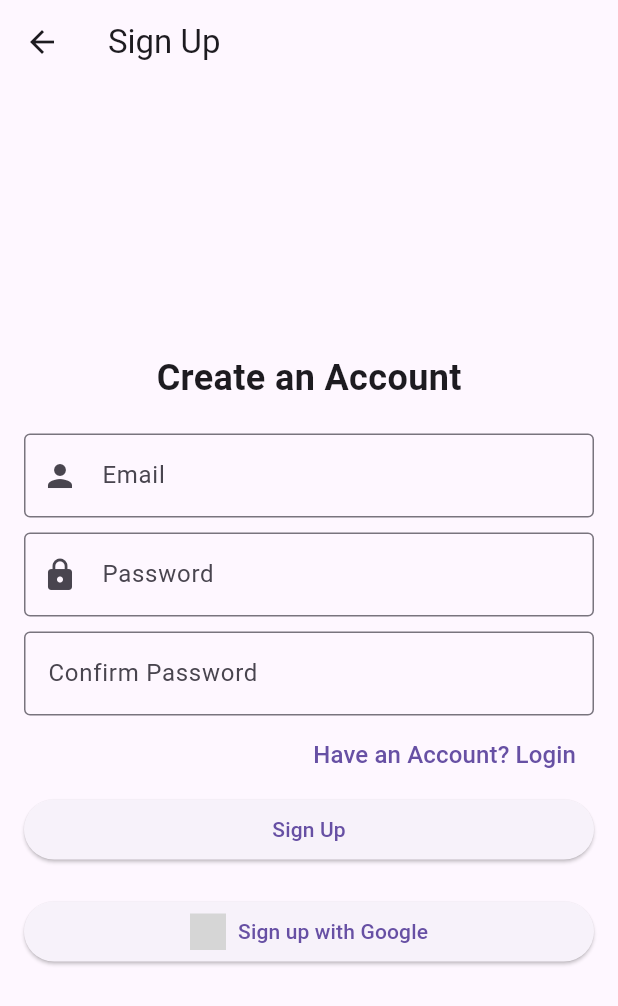
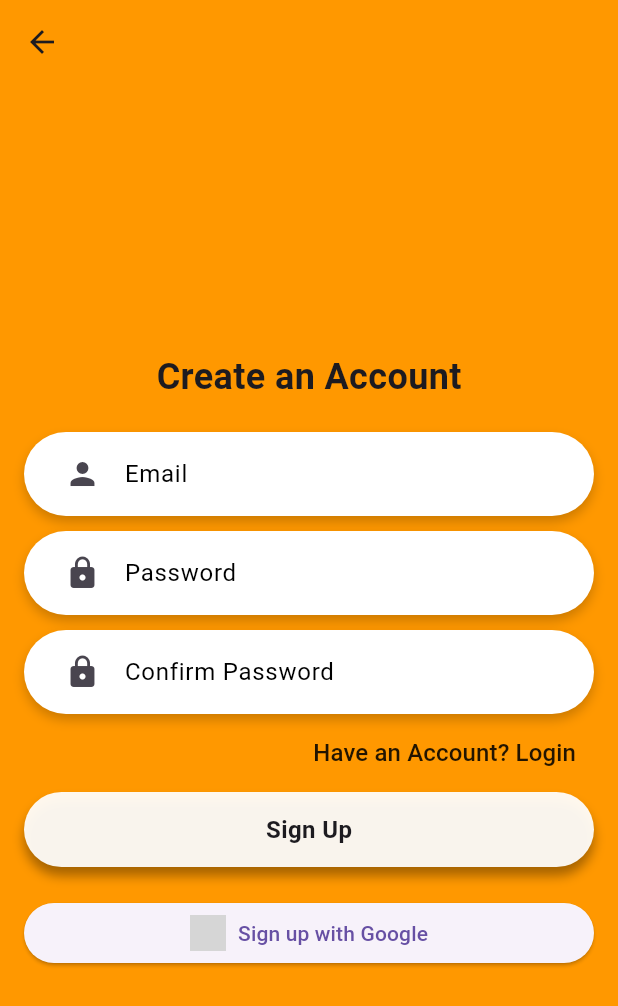
Before and after one commit to SHIBINSHA02/flavorfusion, a Flutter app: the screen it shows after launch, after a tap on "New User? Sign Up", on a phone screen of 412 x 824 dp. Shown: the top 1006 px of the screen. Run offline on Flutter 3.47's test engine with Material 3 defaults, Android fonts, the phone set to English and light mode, and no system bars; our stand-ins replace firebase_auth, firebase_core, flutter_svg, lottie; accounts and stored records are empty; grey boxes are pictures that could not be loaded.

Commit message:
signup page under development

```diff
--- a/lib/Authentication/Login.dart
+++ b/lib/Authentication/Login.dart
@@ -71,7 +71,7 @@ class _LoginPageState extends State<LoginPage> {
               mainAxisAlignment: MainAxisAlignment.center,
               children: <Widget>[
                 Lottie.asset(
-                  'assets/animations/Animation - 1738404998429.json',
+                  'assets/animations/cooking.json',
                   height: screenHeight * 0.4,
                   fit: BoxFit.contain,
                 ),
@@ -149,13 +149,17 @@ class _LoginPageState extends State<LoginPage> {
                       onPressed: () {
                         // Implement forgot password functionality
                       },
-                      child: const Text('Forgot Password?'),
+                      child: Text('Forgot Password?',
+                      style: TextStyle(color: Colors.black87),
+                      ),
                     ),
                     TextButton(
                       onPressed: () {
                         Navigator.pushNamed(context, '/signup');
                       },
-                      child: const Text('New User? Sign Up'),
+                      child: const Text('New User? Sign Up',
+                      style: TextStyle(color: Colors.black87),
+                      ),
                     ),
                   ],
                 ),
--- a/lib/Authentication/Signup.dart
+++ b/lib/Authentication/Signup.dart
@@ -57,7 +57,7 @@ class _SignUpPageState extends State<SignUpPage> {
   Widget build(BuildContext context) {
     return Scaffold(
       appBar: AppBar(
-        title: const Text('Sign Up'),
+        backgroundColor: Colors.orange,
       ),
       body: Center(
         child: Padding(
@@ -70,32 +70,82 @@ class _SignUpPageState extends State<SignUpPage> {
                 style: TextStyle(fontSize: 24, fontWeight: FontWeight.bold),
               ),
               const SizedBox(height: 20),
-              TextField(
+              Container(
+                padding: EdgeInsets.symmetric(horizontal: 15),
+                decoration: BoxDecoration(
+                  borderRadius: BorderRadius.circular(50),
+                  color: Colors.white,
+                  boxShadow: [
+                    BoxShadow(
+                      color: Colors.black26.withOpacity(0.2),
+                      blurRadius: 6,
+                      offset: Offset(0, 4),
+                    ),
+                  ],
+                ),
+                child: TextField(
                   controller: _emailController,
                   decoration: InputDecoration(
                     labelText: 'Email',
-                  border: OutlineInputBorder(),
+                    labelStyle: TextStyle(color: Colors.black),
                     prefixIcon: Icon(Icons.person),
+                    border: InputBorder.none,
+                    focusedBorder: InputBorder.none,
+                    enabledBorder: InputBorder.none,
+                  ),
                 ),
               ),
               const SizedBox(height: 10),
-              TextField(
+              Container(
+                padding: EdgeInsets.symmetric(horizontal: 15),
+                decoration: BoxDecoration(
+                  borderRadius: BorderRadius.circular(50),
+                  color: Colors.white,
+                  boxShadow: [
+                    BoxShadow(
+                      color: Colors.black26.withOpacity(0.2),
+                      blurRadius: 6,
+                      offset: Offset(0, 4),
+                    ),
+                  ],
+                ),
+                child: TextField(
                   controller: _passwordController,
                   decoration: InputDecoration(
                     labelText: 'Password',
-                  border: OutlineInputBorder(),
+                    labelStyle: TextStyle(color: Colors.black),
                     prefixIcon: Icon(Icons.lock),
+                    border: InputBorder.none,
+                    focusedBorder: InputBorder.none,
+                    enabledBorder: InputBorder.none,
                   ),
-                obscureText: true,
+                ),
               ),
               const SizedBox(height: 10),
-              TextField(
-                controller: _confirmPasswordController,
+              Container(
+                padding: EdgeInsets.symmetric(horizontal: 15),
+                decoration: BoxDecoration(
+                  borderRadius: BorderRadius.circular(50),
+                  color: Colors.white,
+                  boxShadow: [
+                    BoxShadow(
+                      color: Colors.black26.withOpacity(0.2),
+                      blurRadius: 6,
+                      offset: Offset(0, 4),
+                    ),
+                  ],
+                ),
+                child: TextField(
+                  controller:  _confirmPasswordController,
                   decoration: InputDecoration(
                     labelText: 'Confirm Password',
-                  border: OutlineInputBorder(),
+                    labelStyle: TextStyle(color: Colors.black),
+                    prefixIcon: Icon(Icons.lock),
+                    border: InputBorder.none,
+                    focusedBorder: InputBorder.none,
+                    enabledBorder: InputBorder.none,
                   ),
-                obscureText: true,
+                ),
               ),
               const SizedBox(height: 2),
               // Have an Account? Login Button aligned to the right
@@ -113,6 +163,7 @@ class _SignUpPageState extends State<SignUpPage> {
                       'Have an Account? Login',
                       style: TextStyle(
                         fontSize: 16,
+                        color: Colors.black87
                       ),
                     ),
                   ),
@@ -120,13 +171,33 @@ class _SignUpPageState extends State<SignUpPage> {
               ),
               const SizedBox(height: 2), // Space between buttons
               // Sign Up button
-              SizedBox(
-                width: double.infinity,
-                child: ElevatedButton(
-                  onPressed: signup,
-                  child: const Text('Sign Up'),
+              GestureDetector(
+                child:Container(
+                  height: 50,
+                  decoration: BoxDecoration(
+                    borderRadius: BorderRadius.circular(50),
+                    color: Colors.white.withOpacity(0.93),
+                    boxShadow: [
+                      BoxShadow(
+                        color: Colors.black26.withOpacity(0.35),
+                        blurRadius: 6,
+                        offset: Offset(0, 6),
+                      ),
+                    ],
+                  ),
+                  alignment: Alignment.center,
+                  child: Text(
+                    'Sign Up',
+                    style: TextStyle(
+                      fontWeight: FontWeight.bold,
+                      fontSize: 16,
                     ),
                   ),
+                ),
+                onTap: signup,
+              ),
+
+
               const SizedBox(height: 20),
               // Google Sign-Up button
               ElevatedButton(
@@ -149,6 +220,7 @@ class _SignUpPageState extends State<SignUpPage> {
           ),
         ),
       ),
+      backgroundColor: Colors.orange,
     );
   }
 
```
Lines whose indentation alone changed are shown as unchanged.
